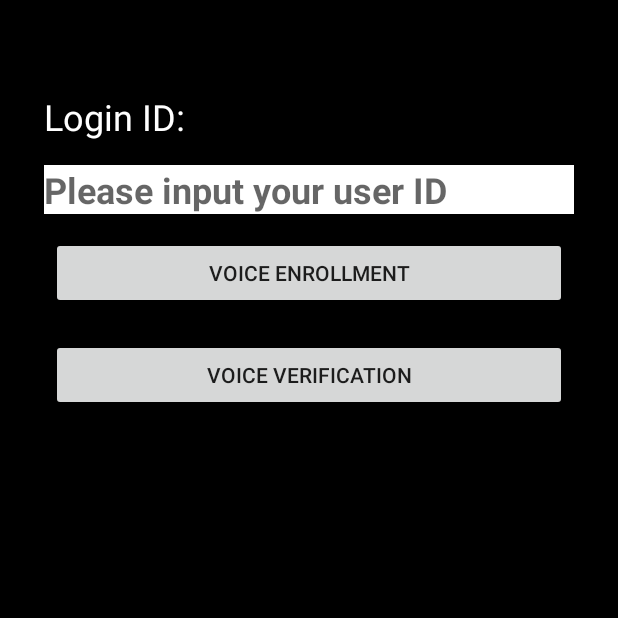
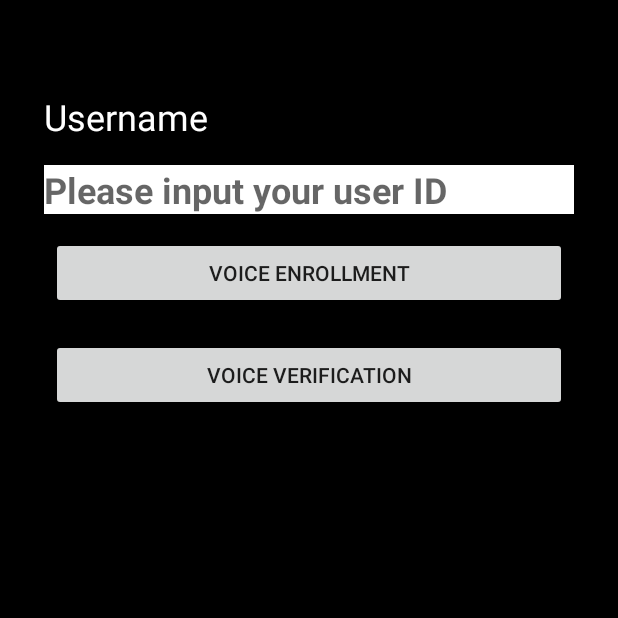
Before and after one commit to xinhedanti/Hackathon_VPA, an Android app: the screen it shows after launch (MainActivity), on a phone screen of 412 x 824 dp, the top half of it. Run offline under Robolectric (Android 15) with nearby library versions, the phone set to English and light mode, and no system bars; libraries missing offline, so code that uses them is left out: com.loopj.android, cz.msebera.android; 6 statements that could not run were skipped.

Commit message:
create user onCreate of MainActivity. get user name text in enrollment view

```diff
--- a/app/src/main/res/layout/activity_main.xml
+++ b/app/src/main/res/layout/activity_main.xml
@@ -17,7 +17,7 @@
         android:layout_width="match_parent"
         android:layout_height="38dp"
         android:layout_margin="5dp"
-        android:text="Login ID:"
+        android:text="Username"
         android:textColor="#ffffff"
         android:textSize="24sp" />
 
```
